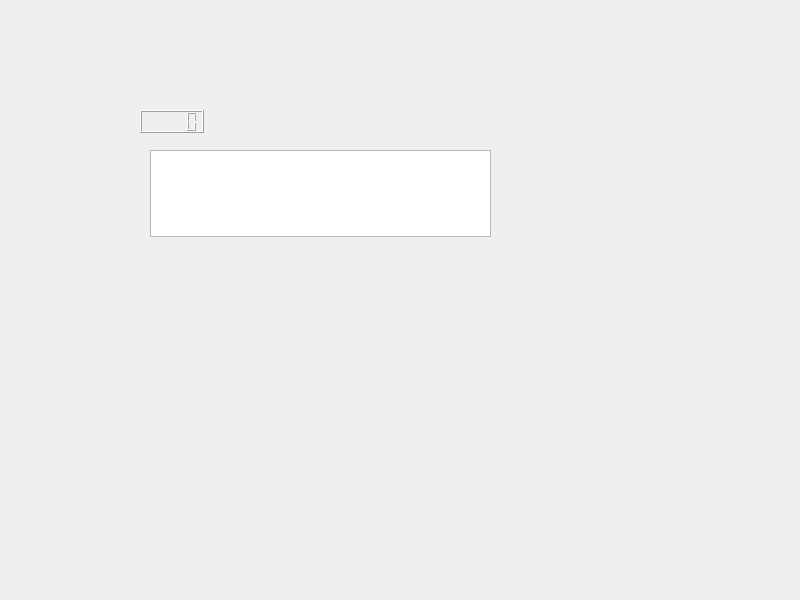
Above: server/server.ui from Ea1XonCodeHou/CodeText before the change. Below: the same form after it.
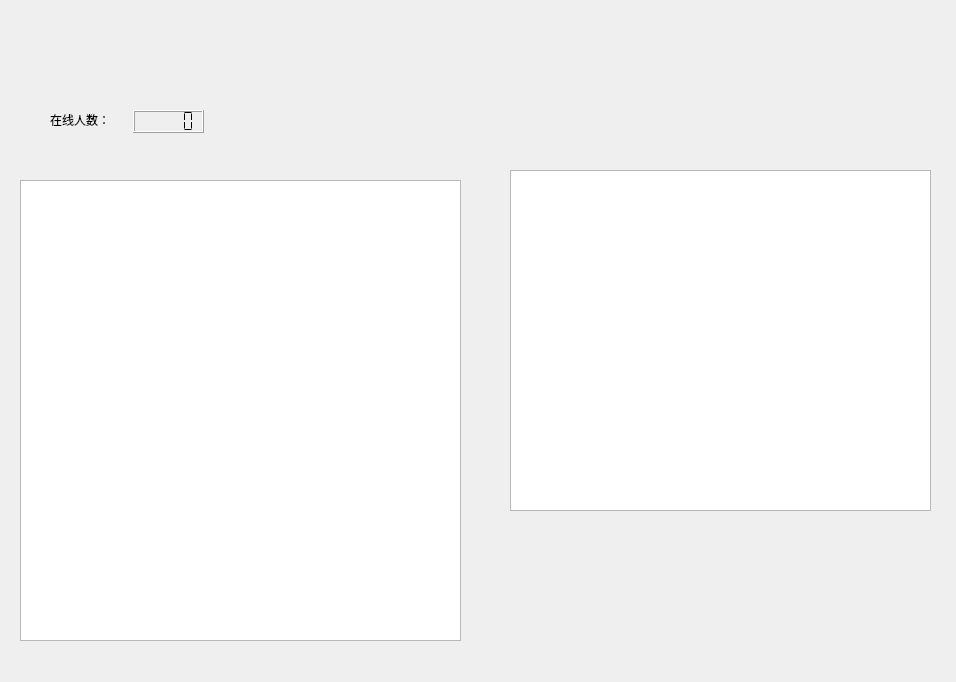
That is the form after the change.

The edit to the form file:
```diff
--- a/server/server.ui
+++ b/server/server.ui
@@ -6,8 +6,8 @@
    <rect>
     <x>0</x>
     <y>0</y>
-    <width>800</width>
-    <height>600</height>
+    <width>956</width>
+    <height>682</height>
    </rect>
   </property>
   <property name="windowTitle">
@@ -16,20 +16,53 @@
   <widget class="QTextEdit" name="textEdit">
    <property name="geometry">
     <rect>
-     <x>150</x>
-     <y>150</y>
-     <width>341</width>
-     <height>87</height>
+     <x>20</x>
+     <y>180</y>
+     <width>441</width>
+     <height>461</height>
     </rect>
    </property>
+   <property name="readOnly">
+    <bool>true</bool>
+   </property>
   </widget>
   <widget class="QLCDNumber" name="lcdNumber">
    <property name="geometry">
     <rect>
-     <x>140</x>
+     <x>133</x>
      <y>110</y>
-     <width>64</width>
+     <width>71</width>
      <height>23</height>
+    </rect>
+   </property>
+   <property name="styleSheet">
+    <string notr="true">
+font-size: 30px</string>
+   </property>
+   <property name="segmentStyle">
+    <enum>QLCDNumber::Flat</enum>
+   </property>
+  </widget>
+  <widget class="QLabel" name="label">
+   <property name="geometry">
+    <rect>
+     <x>50</x>
+     <y>110</y>
+     <width>69</width>
+     <height>19</height>
+    </rect>
+   </property>
+   <property name="text">
+    <string>在线人数：</string>
+   </property>
+  </widget>
+  <widget class="QTableView" name="tableView">
+   <property name="geometry">
+    <rect>
+     <x>510</x>
+     <y>170</y>
+     <width>421</width>
+     <height>341</height>
     </rect>
    </property>
   </widget>
```
